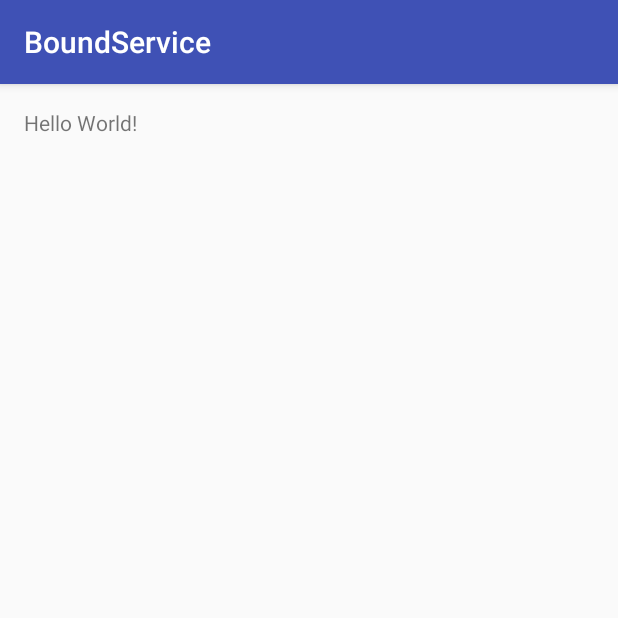
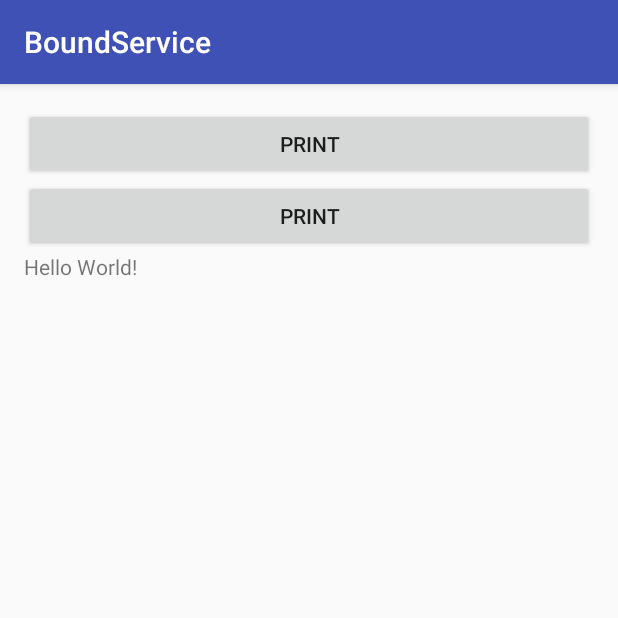
Before and after one commit to patyalves17/BoundService, an Android app: the screen it shows after launch (MainActivity), on a phone screen of 412 x 824 dp, the top half of it. Run offline under Robolectric (Android 15) with nearby library versions, the phone set to English and light mode, and no system bars; 1 statement that could not run was skipped.

Commit message:
com error

```diff
--- a/app/src/main/AndroidManifest.xml
+++ b/app/src/main/AndroidManifest.xml
@@ -15,6 +15,7 @@
                 <category android:name="android.intent.category.LAUNCHER" />
             </intent-filter>
         </activity>
+        <service android:name=".BoundService"/>
     </application>
 
 </manifest>
--- a/app/src/main/java/com/example/patyalves/boundservice/MainActivity.java
+++ b/app/src/main/java/com/example/patyalves/boundservice/MainActivity.java
@@ -1,13 +1,81 @@
 package com.example.patyalves.boundservice;
 
+import android.content.ComponentName;
+import android.content.Context;
+import android.content.Intent;
+import android.content.ServiceConnection;
+import android.os.IBinder;
 import android.support.v7.app.AppCompatActivity;
 import android.os.Bundle;
+import android.view.View;
+import android.widget.Button;
+import android.widget.TextView;
 
 public class MainActivity extends AppCompatActivity {
+    BoundService mBoundService;
+    boolean mServiceBound=false;
+
 
     @Override
     protected void onCreate(Bundle savedInstanceState) {
         super.onCreate(savedInstanceState);
         setContentView(R.layout.activity_main);
+
+        final TextView timestampText=(TextView)findViewById(R.id.timestamp_text);
+        Button printTimestampButton=(Button) findViewById(R.id.print_timestamp);
+        Button stopTimestampButton=(Button)findViewById(R.id.stop_service);
+
+        printTimestampButton.setOnClickListener(new View.OnClickListener() {
+            @Override
+            public void onClick(View v) {
+                if(mServiceBound){
+                    timestampText.setText(mBoundService.getTimestamp());
+                }
+            }
+        });
+
+        stopTimestampButton.setOnClickListener(new View.OnClickListener() {
+            @Override
+            public void onClick(View v) {
+                if(mServiceBound){
+                    unbindService(mServiceConnection);
+                    mServiceBound=false;
+                }
+                Intent itent=new Intent(MainActivity.this, BoundService.class);
+            }
+        });
+
+
+
     }
+    protected void onStart(){
+        super.onStart();
+        Intent intent=new Intent(this,BoundService.class);
+        startService(intent);
+        bindService(intent,mServiceConnection, Context.BIND_AUTO_CREATE);
+    }
+
+    protected void onStop(){
+        super.onStop();
+        if(mServiceBound){
+            unbindService(mServiceConnection);
+            mServiceBound=false;
+        }
+    }
+
+    private ServiceConnection mServiceConnection = new ServiceConnection() {
+
+        public void onServiceConnected(ComponentName name, IBinder service){
+            BoundService.MyBinder myBinder=(BoundService.MyBinder) service;
+            mBoundService=myBinder.getService();
+            mServiceBound=true;
+        }
+
+        @Override
+        public void onServiceDisconnected(ComponentName name) {
+            mServiceBound=false;
+        }
+    };
+
+
 }
--- a/app/src/main/res/layout/activity_main.xml
+++ b/app/src/main/res/layout/activity_main.xml
@@ -10,8 +10,25 @@
     android:paddingTop="@dimen/activity_vertical_margin"
     tools:context="com.example.patyalves.boundservice.MainActivity">
 
+    <Button
+        android:id="@+id/print_timestamp"
+        android:layout_width="match_parent"
+        android:layout_height="wrap_content"
+        android:text="Print"/>
+
+    <Button
+        android:id="@+id/stop_service"
+        android:layout_below="@+id/print_timestamp"
+        android:layout_width="match_parent"
+        android:layout_height="wrap_content"
+        android:text="Print"/>
+
     <TextView
-        android:layout_width="wrap_content"
+        android:id="@+id/timestamp_text"
+        android:layout_below="@+id/stop_service"
+        android:layout_width="match_parent"
         android:layout_height="wrap_content"
         android:text="Hello World!" />
+
+
 </RelativeLayout>
```
